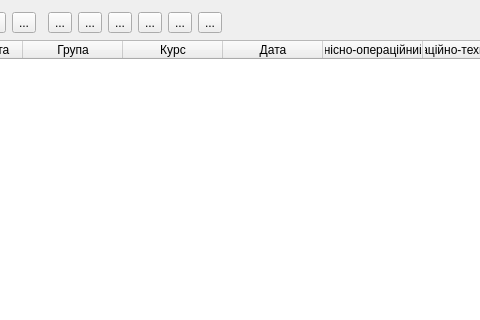
Before: the Qt Designer form tabledialog.ui in SeregaGomen/LTest, drawn with Qt 5; both pictures show x 89 to 569 and y 0 to 320 of the 1009 by 618 pixel window.
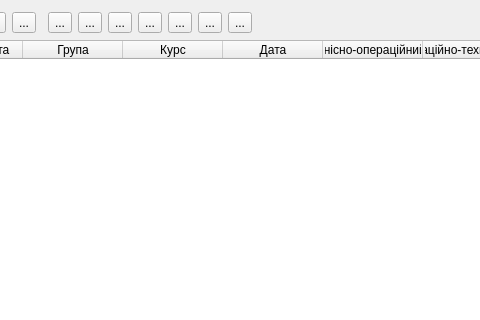
After: the same form once the commit is applied. Icons and pictures are not drawn.

What changed in the file:
```diff
--- a/tabledialog.ui
+++ b/tabledialog.ui
@@ -184,6 +184,17 @@
        </property>
       </widget>
      </item>
+     <item>
+      <widget class="QToolButton" name="tbName">
+       <property name="text">
+        <string>...</string>
+       </property>
+       <property name="icon">
+        <iconset resource="LTest.qrc">
+         <normaloff>:/images/people.png</normaloff>:/images/people.png</iconset>
+       </property>
+      </widget>
+     </item>
      <item>
       <spacer name="horizontalSpacer_2">
        <property name="orientation">
```
